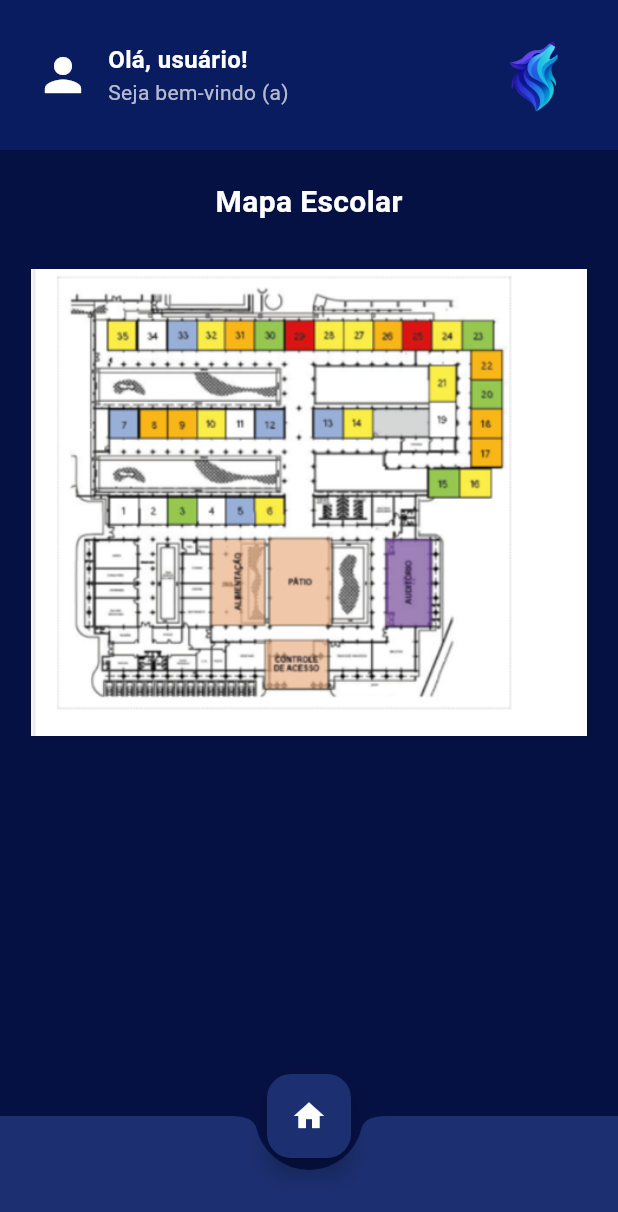
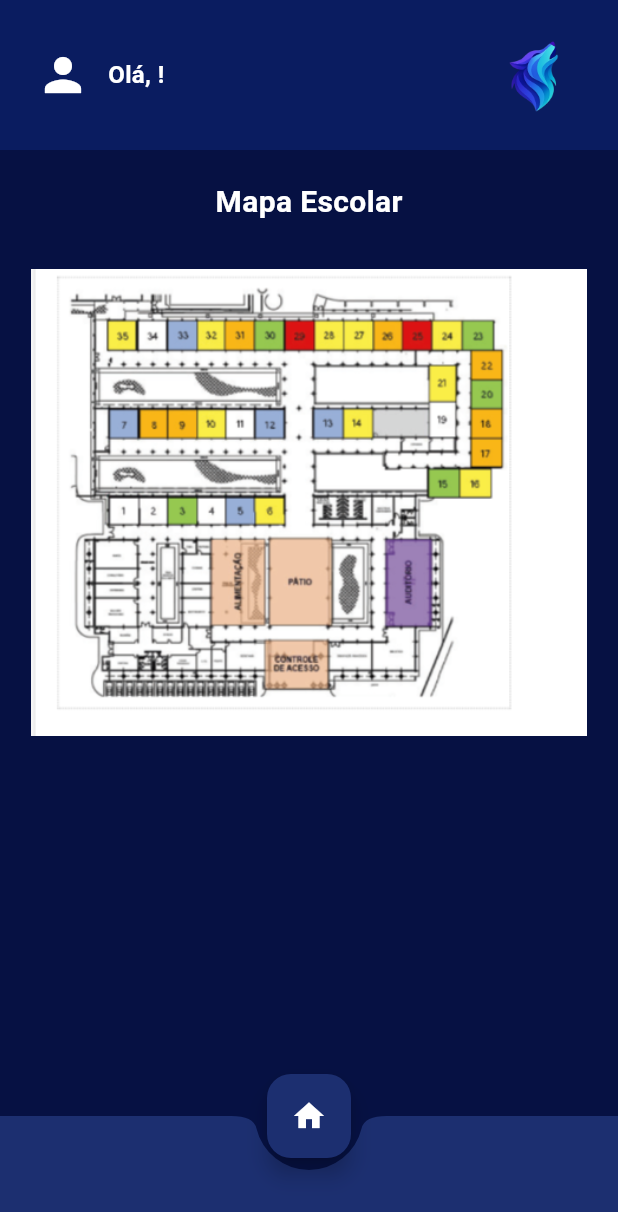
Before and after one commit to NicollayDavi/tcc_sla_project, a Flutter app: the ProjectPage screen opened directly, after a tap on the "home" icon, after a tap on "MAPA ESCOLAR", on a phone screen of 412 x 824 dp. Shown: the top 1212 px of the screen. Run offline on Flutter 3.47's test engine with Material 3 defaults, Android fonts, the phone set to English and light mode, and no system bars; accounts and stored records are empty.

Commit message:
em aula 16/09

```diff
--- a/lib/pages/home_page.dart
+++ b/lib/pages/home_page.dart
@@ -1,4 +1,6 @@
 import 'package:flutter/material.dart';
+import 'package:provider/provider.dart';
+import 'package:tcc_sla_project/models/user_provider.dart';
 import 'package:url_launcher/url_launcher.dart';
 import 'package:tcc_sla_project/pages/map_page.dart';
 import 'package:tcc_sla_project/pages/profile_page.dart';
@@ -30,11 +32,11 @@ class HomePage extends StatelessWidget {
       ),
       floatingActionButtonLocation: FloatingActionButtonLocation.centerDocked,
 
-      bottomNavigationBar: BottomAppBar(
-        color: const Color(0xFF061143),
-        shape: const CircularNotchedRectangle(),
+      bottomNavigationBar: const BottomAppBar(
+        color: Color(0xFF061143),
+        shape: CircularNotchedRectangle(),
         notchMargin: 8.0,
-        child: const SizedBox(height: 56),
+        child: SizedBox(height: 56),
       ),
 
       body: Column(
@@ -64,22 +66,27 @@ class HomePage extends StatelessWidget {
                       ),
                     ),
                     const SizedBox(width: 12),
-                    const Column(
+                    // Usando Consumer para obter o nome do usuário
+                    Consumer<UserProvider>(
+                      builder: (context, userProvider, child) {
+                        return Column(
                           crossAxisAlignment: CrossAxisAlignment.start,
                           children: [
                             Text(
-                          "Olá, usuário!",
-                          style: TextStyle(
+                              "Olá, ${userProvider.user?.name ?? 'usuário'}!",
+                              style: const TextStyle(
                                 color: Colors.white,
                                 fontWeight: FontWeight.bold,
                                 fontSize: 16,
                               ),
                             ),
-                        Text(
+                            const Text(
                               "Seja bem-vindo (a)",
                               style: TextStyle(color: Colors.white70, fontSize: 14),
                             ),
                           ],
+                        );
+                      },
                     ),
                   ],
                 ),
--- a/lib/pages/map_page.dart
+++ b/lib/pages/map_page.dart
@@ -1,4 +1,7 @@
 import 'package:flutter/material.dart';
+import 'package:provider/provider.dart';
+
+import 'package:tcc_sla_project/models/user_provider.dart';
 import 'package:tcc_sla_project/pages/profile_page.dart';
 import 'package:tcc_sla_project/pages/home_page.dart';
 
@@ -34,7 +37,7 @@ class MapPage extends StatelessWidget {
 
       body: Column(
         children: [
-          // Cabeçalho igual ao da tela de projetos
+          // Cabeçalho
           Container(
             color: const Color(0xFF0A1C60),
             padding: const EdgeInsets.symmetric(horizontal: 24.0, vertical: 20),
@@ -59,22 +62,26 @@ class MapPage extends StatelessWidget {
                       ),
                     ),
                     const SizedBox(width: 12),
-                    const Column(
+
+                    // Aqui usamos o UserProvider
+                    Consumer<UserProvider>(
+                      builder: (context, userProvider, child) {
+                        final user = userProvider.user;
+                        return Column(
                           crossAxisAlignment: CrossAxisAlignment.start,
                           children: [
                             Text(
-                          "Olá, usuário!",
-                          style: TextStyle(
+                              "Olá, ${user?.name ?? 'usuário'}!",
+                              style: const TextStyle(
                                 color: Colors.white,
                                 fontWeight: FontWeight.bold,
                                 fontSize: 16,
                               ),
                             ),
-                        Text(
-                          "Seja bem-vindo (a)",
-                          style: TextStyle(color: Colors.white70, fontSize: 14),
-                        ),
+
                           ],
+                        );
+                      },
                     ),
                   ],
                 ),
@@ -84,7 +91,7 @@ class MapPage extends StatelessWidget {
           ),
 
           const SizedBox(height: 20),
-          // Título centralizado como na tela de projetos
+          // Título centralizado
           const Text(
             'Mapa Escolar',
             style: TextStyle(
@@ -95,10 +102,10 @@ class MapPage extends StatelessWidget {
           ),
           const SizedBox(height: 10),
 
-          // Imagem um pouco mais acima
+          // Imagem
           Expanded(
             child: Align(
-              alignment: Alignment.topCenter, // <<< faz a imagem subir
+              alignment: Alignment.topCenter,
               child: SingleChildScrollView(
                 child: Padding(
                   padding: const EdgeInsets.only(top: 20, left: 12, right: 12),
--- a/lib/pages/project_page.dart
+++ b/lib/pages/project_page.dart
@@ -1,4 +1,7 @@
 import 'package:flutter/material.dart';
+import 'package:provider/provider.dart';
+
+import 'package:tcc_sla_project/models/user_provider.dart';
 import 'package:tcc_sla_project/pages/profile_page.dart';
 import 'package:tcc_sla_project/pages/home_page.dart';
 import 'package:tcc_sla_project/pages/project_detail_page.dart';
@@ -68,22 +71,32 @@ class _ProjectPageState extends State<ProjectPage> {
                       ),
                     ),
                     const SizedBox(width: 12),
-                    const Column(
+
+                    // 🔹 Aqui entra o nome do usuário pelo UserProvider
+                    Consumer<UserProvider>(
+                      builder: (context, userProvider, child) {
+                        final user = userProvider.user;
+                        return Column(
                           crossAxisAlignment: CrossAxisAlignment.start,
                           children: [
                             Text(
-                          "Olá, usuário!",
-                          style: TextStyle(
+                              "Olá, ${user?.name ?? 'usuário'}!",
+                              style: const TextStyle(
                                 color: Colors.white,
                                 fontWeight: FontWeight.bold,
                                 fontSize: 16,
                               ),
                             ),
-                        Text(
+                            const Text(
                               "Seja bem-vindo (a)",
-                          style: TextStyle(color: Colors.white70, fontSize: 14),
+                              style: TextStyle(
+                                color: Colors.white70,
+                                fontSize: 14,
+                              ),
                             ),
                           ],
+                        );
+                      },
                     ),
                   ],
                 ),
```
Also changed, not shown: lib/pages/date_page.dart (+20 -7 lines), lib/pages/sla_page.dart (+22 -9 lines), pubspec.lock. Lines whose indentation alone changed are shown as unchanged.
